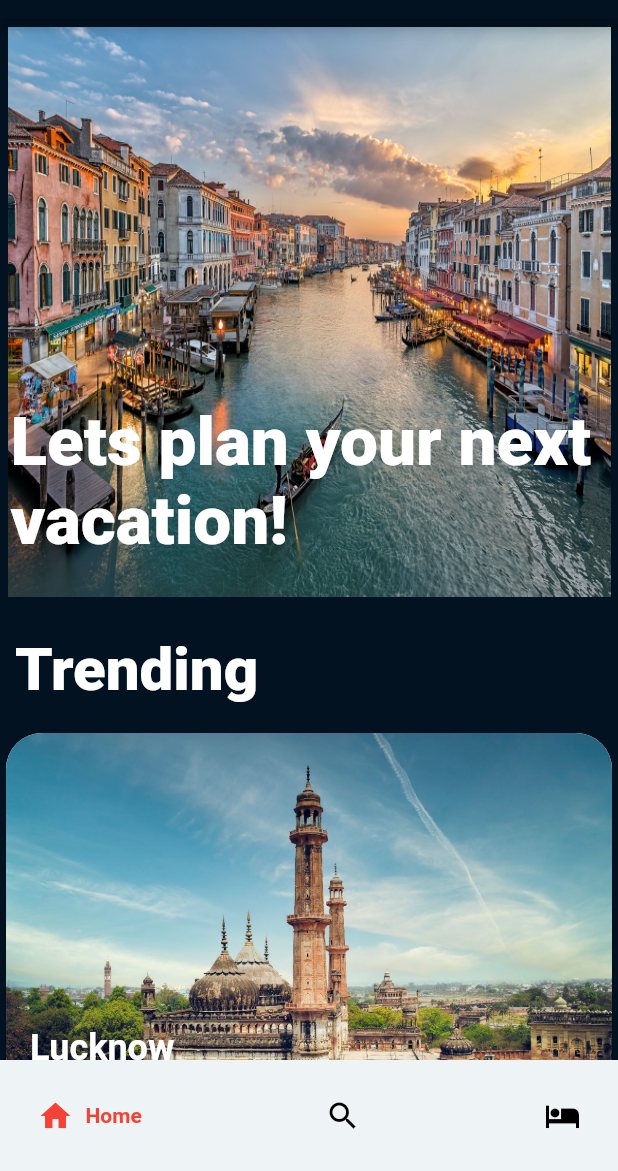
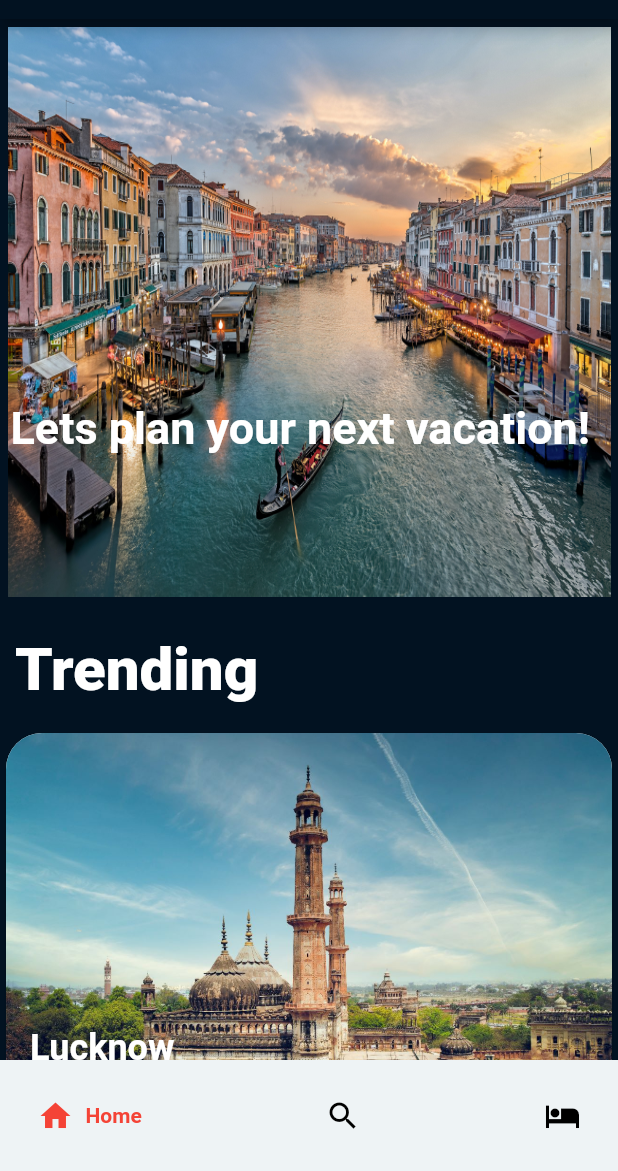
Before and after one commit to Pankaj1662005/Travel, a Flutter app: the screen it shows after launch, after a tap on "Get Started", on a phone screen of 412 x 824 dp, the part 65-1236 px from its top. Run offline on Flutter 3.47's test engine with Material 2 defaults, Android fonts, the phone set to English and light mode, and no system bars; drawn by our look-alikes of google_nav_bar; our stand-ins replace flutter_advanced_drawer, flutter_zoom_drawer, like_button.

Commit message:
version0.1.6

```diff
--- a/lib/components/glowing_button.dart
+++ b/lib/components/glowing_button.dart
@@ -23,7 +23,7 @@ class _GetStartedState extends State<GetStarted> {
       child: AnimatedContainer(
         duration: Duration(milliseconds: 200),
         height: 40,
-        width: 130,
+        width: 150,
         decoration: BoxDecoration(
             borderRadius: BorderRadius.circular(40),
             gradient: LinearGradient(colors: [
@@ -49,7 +49,7 @@ class _GetStartedState extends State<GetStarted> {
               " Get Started",
               style: TextStyle(
                   color: Colors.white,
-                  fontSize: 16,
+                  fontSize: 14,
                   fontWeight: FontWeight.w600),
             )
           ],
--- a/lib/screens/frontpage.dart
+++ b/lib/screens/frontpage.dart
@@ -14,17 +14,18 @@ class _IntroPageState extends State<IntroPage> {
   Widget build(BuildContext context) {
     return Container(
       decoration: BoxDecoration(
-        image: DecorationImage(image: AssetImage('images/1page.jpg'),fit:BoxFit.fill)
-      ),
+          image: DecorationImage(
+              image: AssetImage('images/1page.jpg'), fit: BoxFit.fill)),
       child: Scaffold(
         backgroundColor: Colors.transparent,
-        body:
-
-          Padding(
+        body: Padding(
           padding: const EdgeInsets.all(8.0),
           child: Column(
             mainAxisAlignment: MainAxisAlignment.start,
             children: [
+              SizedBox(
+                height: 25,
+              ),
               Padding(
                 padding: const EdgeInsets.all(15.0),
                 child: Text(
@@ -32,8 +33,7 @@ class _IntroPageState extends State<IntroPage> {
                   style: TextStyle(
                       color: Color(0xFFeef3f5),
                       fontSize: 50,
-                        fontWeight: FontWeight.w900
-                    ),
+                      fontWeight: FontWeight.w900),
                 ),
               ),
               Padding(
@@ -43,8 +43,7 @@ class _IntroPageState extends State<IntroPage> {
                   style: TextStyle(
                       color: Color(0xFF171E25),
                       fontSize: 50,
-                        fontWeight: FontWeight.w900
-                    ),
+                      fontWeight: FontWeight.w900),
                 ),
               ),
               Padding(
@@ -54,8 +53,7 @@ class _IntroPageState extends State<IntroPage> {
                   style: TextStyle(
                       color: Color(0xFF171E25),
                       fontSize: 50,
-                        fontWeight: FontWeight.w900
-                    ),
+                      fontWeight: FontWeight.w900),
                 ),
               ),
               Padding(
@@ -67,8 +65,6 @@ class _IntroPageState extends State<IntroPage> {
                     fontSize: 15,
                   ),
                 ),
-
-
               ),
               Text(
                 'find yours.....                  ',
@@ -77,24 +73,14 @@ class _IntroPageState extends State<IntroPage> {
                   fontSize: 15,
                 ),
               ),
-
               Padding(
                 padding: const EdgeInsets.all(50.0),
                 child: GetStarted(),
               ),
             ],
-
           ),
-
         ),
-
       ),
-
-
-
-
-
     );
-
   }
 }
--- a/lib/screens/starting_page.dart
+++ b/lib/screens/starting_page.dart
@@ -56,23 +56,11 @@ class _startingpageState extends State<startingpage> {
                                   'Lets plan your next vacation!',
                                   style: TextStyle(
                                     color: Colors.white,
-                                    fontSize: 45,
-                                    fontWeight: FontWeight.w900,
+                                    fontSize: 30,
+                                    fontWeight: FontWeight.w600,
                                   ),
                                 ),
                               ),
-                              // Padding(
-                              //   padding:
-                              //   const EdgeInsets.only(left: 2.0, top: 10.0),
-                              //   child: Text(
-                              //     'The City Of Nawabs And Kababs',
-                              //     style: TextStyle(
-                              //       color: Colors.white,
-                              //       fontSize: 25,
-                              //       fontWeight: FontWeight.w900,
-                              //     ),
-                              //   ),
-                              // ),
                             ],
                           ),
                         ),
@@ -93,7 +81,8 @@ class _startingpageState extends State<startingpage> {
                       fontWeight: FontWeight.w900,
                     ),
                   ),
-              )),
+                ),
+              ),
               SizedBox(
                 height: 15,
               ),
```
Lines whose indentation alone changed are shown as unchanged.
